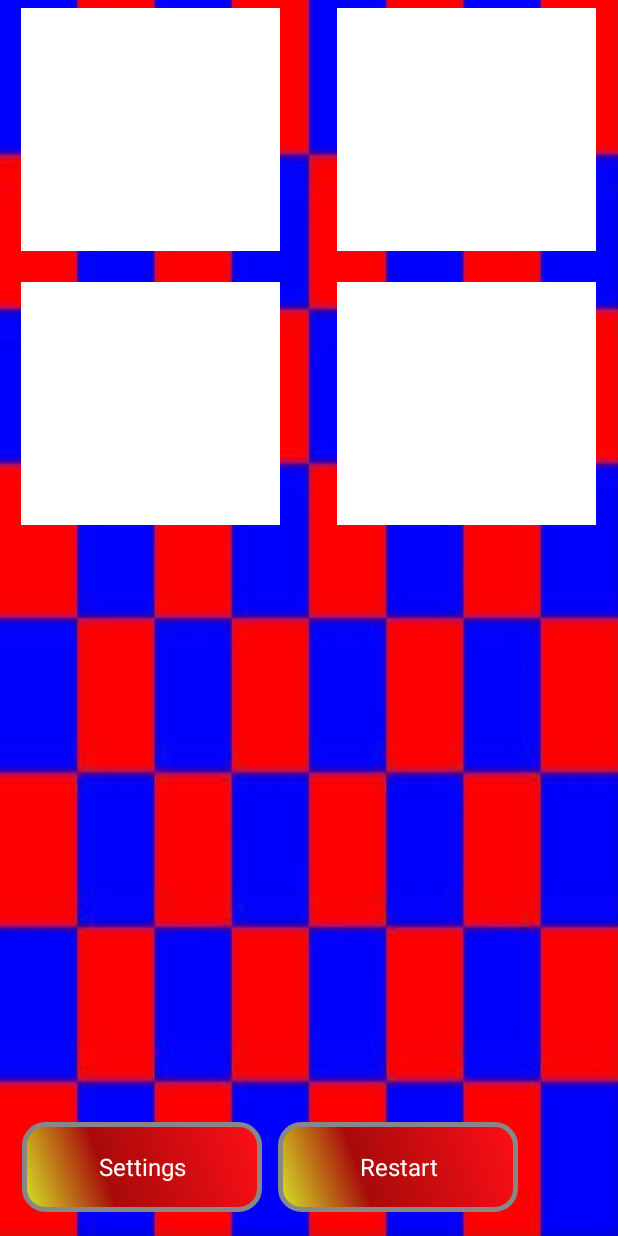
After one commit to petripanula/facelaugh, an Android app: the MemoryGameActivity screen opened directly, with no data from a screen before it, on a phone screen of 412 x 824 dp. The commit adds this screen. Run offline under Robolectric (Android 15) with nearby library versions, the phone set to English and light mode, and no system bars.

Commit message:
Draft Memory Game Added

```diff
--- /dev/null
+++ b/faceLaugh/src/main/java/com/babylaugh/ImageAdapter.java
@@ -0,0 +1,106 @@
+package com.babylaugh;
+
+
+import android.content.Context;
+import android.graphics.Color;
+import android.util.Log;
+import android.widget.BaseAdapter;
+import android.view.View;
+import android.view.ViewGroup;
+import android.widget.ImageView;
+import android.widget.GridView;
+import android.widget.Toast;
+
+
+/**
+ * Created by ppanula on 15.9.2015.
+ */
+public class ImageAdapter extends BaseAdapter {
+
+    private Context mContext;
+    private int pics;
+    private int picture_size;
+
+    public ImageAdapter(Context c, int pictures, int pic_size) {
+        mContext = c;
+        pics = pictures;
+        picture_size = pic_size;
+    }
+
+    //Number of elemens show in gridview...
+    public int getCount() {
+
+        return pics;
+        //return Pictures.MEMORY_IDS.length;
+    }
+
+    public Object getItem(int position) {
+        return null;
+    }
+
+    public long getItemId(int position) {
+        return 0;
+    }
+
+    // create a new ImageView for each item referenced by the Adapter
+    public View getView(int position, View convertView, ViewGroup parent) {
+        String newString;
+        int in;
+
+        if(BabyMain.ENABLE_LOGS) Log.d(BabyMain.TAG, "public View getView. position: " + position);
+        //Log.d(BabyMain.TAG, "public View getView. position: " + position);
+
+        ImageView imageView;
+        if (convertView == null) {
+            // if it's not recycled, initialize some attributes
+            imageView = new ImageView(mContext);
+            imageView.setLayoutParams(new GridView.LayoutParams(picture_size, picture_size));
+            imageView.setScaleType(ImageView.ScaleType.CENTER_CROP);
+            imageView.setPadding(8, 8, 8, 8);
+
+            //MUN...  baby_smile
+            newString = imageView.getResources().getResourceEntryName(Pictures.MEMORY_IDS[position]);
+            newString = newString.replace("baby_smile", "");
+            //in = Integer.valueOf(newString);
+
+            in = 0;
+
+            try {
+                in = Integer.valueOf(newString);
+            } catch(NumberFormatException nfe) {
+                System.out.println("Could not parse " + newString);
+                Toast.makeText(mContext, "ImageAdapter:getView Could not parse " + newString, Toast.LENGTH_SHORT).show();
+            }
+
+            imageView.setId(in);
+        } else {
+            imageView = (ImageView) convertView;
+        }
+
+        //Log.d(BabyMain.TAG, "getResources().getResourceEntryName: " + imageView.getResources().getResourceEntryName(Pictures.MEMORY_IDS[position]));
+
+        imageView.setImageResource(Pictures.MEMORY_IDS[position]);
+        int color = Color.parseColor("#FFFFFF");
+        imageView.setColorFilter(color);
+
+
+        return imageView;
+    }
+
+    /*
+    // references to our images
+    private Integer[] mThumbIds = {
+            R.drawable.sample_2, R.drawable.sample_3,
+            R.drawable.sample_4, R.drawable.sample_5,
+            R.drawable.sample_6, R.drawable.sample_7,
+            R.drawable.sample_0, R.drawable.sample_1,
+            R.drawable.sample_2, R.drawable.sample_3,
+            R.drawable.sample_4, R.drawable.sample_5,
+            R.drawable.sample_6, R.drawable.sample_7,
+            R.drawable.sample_0, R.drawable.sample_1,
+            R.drawable.sample_2, R.drawable.sample_3,
+            R.drawable.sample_4, R.drawable.sample_5,
+            R.drawable.sample_6, R.drawable.sample_7
+    };
+    */
+}
--- /dev/null
+++ b/faceLaugh/src/main/java/com/babylaugh/MemoryGameActivity.java
@@ -0,0 +1,320 @@
+package com.babylaugh;
+
+import com.facelaugh.R;
+
+import android.app.Activity;
+import android.app.Dialog;
+import android.content.Intent;
+import android.content.pm.ActivityInfo;
+import android.content.res.Resources;
+import android.graphics.Color;
+import android.graphics.Point;
+import android.graphics.drawable.Drawable;
+import android.media.MediaPlayer;
+import android.os.Build;
+import android.os.Bundle;
+import android.os.CountDownTimer;
+import android.util.Log;
+import android.view.Display;
+import android.view.View;
+import android.view.Window;
+import android.view.WindowManager;
+import android.widget.AdapterView;
+import android.widget.Button;
+import android.widget.GridView;
+import android.widget.ImageView;
+import android.widget.LinearLayout;
+import android.widget.NumberPicker;
+import android.widget.RelativeLayout;
+import android.widget.Toast;
+
+import java.util.Random;
+
+import static java.lang.Math.sqrt;
+
+public class MemoryGameActivity extends Activity implements NumberPicker.OnValueChangeListener {
+
+    private MediaPlayer mp_click;
+    private MediaPlayer mp_fan;
+    String[] AllowedValues;
+    public static int SamePictures,oldposition,OpenPictures,NbrOfPictures,OpenPicureID,NbrOfPictures_tmp,DefaultValue, DefaultValue_tmp;
+    ImageView imageView_old;
+    CountDownTimer MyCountDownTimer;
+    ImageView imageView;
+    Boolean TimerRunning = false;
+    int picturewidth;
+
+    @Override
+    protected void onCreate(Bundle savedInstanceState) {
+        requestWindowFeature(Window.FEATURE_NO_TITLE);
+        super.onCreate(savedInstanceState);
+
+        AllowedValues = new String[9];
+        AllowedValues[0] = "4";
+        AllowedValues[1] = "6";
+        AllowedValues[2] = "8";
+        AllowedValues[3] = "12";
+        AllowedValues[4] = "16";
+        AllowedValues[5] = "20";
+        AllowedValues[6] = "24";
+        AllowedValues[7] = "30";
+        AllowedValues[8] = "36";
+
+        Random random_pic = new Random();
+
+        for(int l=0; l<AllowedValues.length; l++) {
+            //Log.v("Pete", "Integer.valueOf(AllowedValues[l]): " + Integer.valueOf(AllowedValues[l]));
+
+            if (Integer.valueOf(AllowedValues[l]) == BabyMain.NbrOfPictures){
+                //Log.v("Pete", "BabyMain.NbrOfPictures: " + BabyMain.NbrOfPictures);
+                DefaultValue = l;
+                break;
+             }
+        }
+
+        mp_click = MediaPlayer.create(this, R.raw.click);
+        mp_fan = MediaPlayer.create(this, R.raw.fanfare);
+        OpenPicureID = 999;
+        SamePictures = 0;
+        oldposition = -1;
+        OpenPictures = 0;
+
+        getWindow().setSoftInputMode(WindowManager.LayoutParams.SOFT_INPUT_STATE_ALWAYS_HIDDEN);
+        setRequestedOrientation(ActivityInfo.SCREEN_ORIENTATION_PORTRAIT);
+        getWindow().addFlags(WindowManager.LayoutParams.FLAG_KEEP_SCREEN_ON);
+        setContentView(R.layout.activity_memory_game);
+
+        getWindow().setFlags(WindowManager.LayoutParams.FLAG_FULLSCREEN,
+                WindowManager.LayoutParams.FLAG_FULLSCREEN);
+
+
+        int nbr_of_pictures = Pictures.BACKGROUND_IDS.length;
+        int random_range = nbr_of_pictures - 1;
+        int pic_id = random_pic.nextInt(random_range - 1 + 1) + 1;
+
+        LinearLayout rLayout = (LinearLayout) findViewById (R.id.memory_activity);
+        Resources res = getResources(); //resource handle
+        Drawable drawable = res.getDrawable(Pictures.BACKGROUND_IDS[pic_id]); //new Image that was added to the res folder
+        rLayout.setBackground(drawable);
+
+        GridView gridview = (GridView) findViewById(R.id.gridview);
+
+        //NbrOfPictures = 12;
+        NbrOfPictures = BabyMain.NbrOfPictures;
+        int sizeofcubeside = (int)sqrt(NbrOfPictures);
+
+        Display display = getWindowManager().getDefaultDisplay();
+        Point size = new Point();
+        display.getSize(size);
+        int windowWidth = size.x;
+        int windowHeight = size.y;
+        //How this should be calculated (weigth 7, weight 1)
+        int HeightOfGridArea = windowHeight*6/7;
+
+        Log.v("Pete", "windowWidth: " + windowWidth);
+        Log.v("Pete", "windowHeight: " + windowHeight);
+        Log.v("Pete", "HeightOfGridArea: " + HeightOfGridArea);
+
+        gridview.setNumColumns(sizeofcubeside);
+
+        int NbrOfVerticalPictures = NbrOfPictures/sizeofcubeside;
+        int TotalPadding = 16*NbrOfVerticalPictures;
+        Log.v("Pete", "NbrOfVerticalPictures: " + NbrOfVerticalPictures);
+        Log.v("Pete", "TotalPadding: " + TotalPadding);
+
+        picturewidth = (windowWidth / sizeofcubeside);
+
+        Log.v("Pete", "picturewidth: " + picturewidth);
+
+        if((NbrOfVerticalPictures*picturewidth+TotalPadding)>HeightOfGridArea) {
+            Log.v("Pete", "Pictures does't fit to Y: " + windowHeight);
+
+            picturewidth = HeightOfGridArea/NbrOfVerticalPictures - TotalPadding;
+            Log.v("Pete", "new picturewidth: " + picturewidth);
+        }else{
+            picturewidth = picturewidth - 50;
+        }
+
+        gridview.setAdapter(new ImageAdapter(this, NbrOfPictures, picturewidth));
+
+        gridview.setOnItemClickListener(new AdapterView.OnItemClickListener() {
+            public void onItemClick(AdapterView<?> parent, View v,
+                                    int position, long id) {
+                //Toast.makeText(MemoryGameActivity.this, "" + position, Toast.LENGTH_SHORT).show();
+                //Toast.makeText(MemoryGameActivity.this, "" + v.getId(), Toast.LENGTH_SHORT).show();
+                //ImageView imageView;
+
+                if (TimerRunning)
+                    return;
+
+                imageView = (ImageView) v;
+                imageView.clearColorFilter();
+
+                if(v.getId()==OpenPicureID)
+                    return;
+
+                if(SamePictures==0){
+                    PlayClick();
+                    //First new picture checked
+                    oldposition = position;
+                    SamePictures=v.getId();
+                    imageView_old = (ImageView) v;
+
+                    OpenPictures++;
+                }else{
+                    //Cliecked different picture than first one...
+                    if(position!=oldposition) {
+
+                        //Pictures are same
+                        if (SamePictures == v.getId()) {
+                            PlayFan();
+                            OpenPictures++;
+                            imageView.setId(OpenPicureID);
+                            imageView_old.setId(OpenPicureID);
+                        } else {
+                            PlayClick();
+                            SetCountDownTimer(1500);
+
+                            OpenPictures--;
+                        }
+
+                        //Now 2 pictures checked - those are closed or left open..
+                        SamePictures = 0;
+                    }
+
+                }
+
+                if(OpenPictures==NbrOfPictures)
+                    Toast.makeText(MemoryGameActivity.this, "All pictures open!!!!", Toast.LENGTH_SHORT).show();
+
+            }
+        });
+
+    }
+
+    public void Restart(View arg0){
+        Toast.makeText(MemoryGameActivity.this, "Restart!!!!", Toast.LENGTH_SHORT).show();
+
+        Start();
+    }
+
+    public void Start(){
+
+        if (Build.VERSION.SDK_INT >= 11) {
+            recreate();
+        } else {
+            Intent intent = getIntent();
+            intent.addFlags(Intent.FLAG_ACTIVITY_NO_ANIMATION);
+            finish();
+            overridePendingTransition(0, 0);
+
+            startActivity(intent);
+            overridePendingTransition(0, 0);
+        }
+    }
+
+    @Override
+    public void onValueChange(NumberPicker picker, int oldVal, int newVal) {
+
+        NbrOfPictures_tmp = Integer.valueOf(AllowedValues[newVal-1]);
+        Log.v("Pete", "onValueChange - newVal: " + newVal);
+        Log.v("Pete", "onValueChange - NbrOfPictures_tmp: " + NbrOfPictures_tmp);
+        DefaultValue_tmp = newVal;
+        PlayClick();
+        //NbrOfPictures_tmp = newVal;
+    }
+
+    public void show(View arg0)
+    {
+        PlayClick();
+        final Dialog d;
+        d = new Dialog(MemoryGameActivity.this);
+        d.setTitle("Set Number of Pictures");
+        d.setContentView(R.layout.dialog);
+        Button b1 = (Button) d.findViewById(R.id.button1);
+        Button b2 = (Button) d.findViewById(R.id.button2);
+        final NumberPicker np = (NumberPicker) d.findViewById(R.id.MynumberPicker);
+        np.setMaxValue(AllowedValues.length); // max value 100
+        np.setMinValue(1);   // min value 0
+        np.setDisplayedValues(AllowedValues);
+
+        //Should be set from Array...
+        np.setValue(DefaultValue+1);
+        np.setWrapSelectorWheel(false);
+        np.setOnValueChangedListener(this);
+        b1.setOnClickListener(new View.OnClickListener()
+        {
+            @Override
+            public void onClick(View v) {
+                PlayClick();
+                BabyMain.NbrOfPictures = NbrOfPictures_tmp;
+                DefaultValue = DefaultValue_tmp - 1;
+                d.dismiss();
+                Start();
+            }
+        });
+        b2.setOnClickListener(new View.OnClickListener()
+        {
+            @Override
+            public void onClick(View v) {
+                PlayClick();
+                d.dismiss(); // dismiss the dialog
+            }
+        });
+        d.show();
+
+    }
+
+    public void PlayClick() {
+
+        if (mp_fan.isPlaying()){
+            mp_fan.seekTo(0);
+            mp_fan.pause();
+        }
+
+        if (mp_click.isPlaying()){
+            mp_click.seekTo(0);
+        }
+
+        mp_click.start();
+    }
+
+    public void PlayFan() {
+
+        if (mp_click.isPlaying()){
+            mp_click.seekTo(0);
+            mp_click.pause();
+        }
+
+        if (mp_fan.isPlaying()){
+            mp_fan.seekTo(0);
+        }
+        mp_fan.start();
+    }
+
+    public void SetCountDownTimer(long startfromthis_ms) {
+
+        TimerRunning = true;
+
+        MyCountDownTimer = new CountDownTimer(startfromthis_ms, 1000) {
+
+            public void onTick(long millisUntilFinished) {
+
+                //myRemainingTime = millisUntilFinished;
+                //FreeSleeperRunningtime++;
+            }
+
+            public void onFinish() {
+
+                int color = Color.parseColor("#FFFFFF");
+                imageView.setColorFilter(color);
+
+                if (imageView_old != null)
+                    imageView_old.setColorFilter(color);
+
+                TimerRunning = false;
+            }
+        }.start();
+    }
+
+}
--- a/faceLaugh/src/main/res/layout/activity_baby_main.xml
+++ b/faceLaugh/src/main/res/layout/activity_baby_main.xml
@@ -21,7 +21,7 @@
         android:layout_height="wrap_content"
         android:layout_centerVertical="true"
        	android:layout_centerHorizontal="true"
-        android:src="@drawable/baby_smile" />
+        android:src="@drawable/baby_smile1" />
 
     <ImageButton
         android:id="@+id/BuyButton"
--- /dev/null
+++ b/faceLaugh/src/main/res/layout/activity_memory_game.xml
@@ -0,0 +1,67 @@
+<?xml version="1.0" encoding="utf-8"?>
+<LinearLayout xmlns:android="http://schemas.android.com/apk/res/android"
+    xmlns:ads="http://schemas.android.com/apk/lib/com.google.ads"
+    android:layout_width="fill_parent"
+    android:layout_height="fill_parent"
+    android:id="@+id/memory_activity"
+    android:background="#FF3D0D"
+    android:orientation="vertical" >
+
+    <GridView xmlns:android="http://schemas.android.com/apk/res/android"
+        android:id="@+id/gridview"
+        android:layout_width="fill_parent"
+        android:layout_height="0dp"
+        android:layout_weight="6"
+        android:clipChildren="true"
+        android:columnWidth="90dp"
+        android:numColumns="2"
+        android:verticalSpacing="10dp"
+        android:horizontalSpacing="10dp"
+        android:scrollbars="none"
+        android:stretchMode="columnWidth"
+        android:gravity="center"
+     />
+
+    <LinearLayout
+        android:layout_width="fill_parent"
+        android:layout_height="0dp"
+        android:layout_weight="1"
+        android:paddingBottom="5dp"
+        android:paddingLeft="9dp"
+        android:paddingRight="9dp"
+        android:paddingTop="5dp" >
+
+        <Button
+            android:id="@+id/settings"
+            android:layout_width="wrap_content"
+            android:layout_height="wrap_content"
+            android:layout_gravity="bottom|center"
+            android:background="@drawable/button_first_page"
+            android:textSize="16sp"
+            android:textColor="#FFFFFFFF"
+            android:layout_marginBottom="5dip"
+            android:onClick="show"
+            android:layout_marginLeft="5dip"
+            android:layout_marginRight="5dip"
+            android:text="@string/settings"
+        />
+
+        <Button
+            android:id="@+id/restart"
+            android:layout_toLeftOf="@+id/settings"
+            android:layout_width="wrap_content"
+            android:layout_height="wrap_content"
+            android:layout_gravity="bottom|center"
+            android:background="@drawable/button_first_page"
+            android:textSize="16sp"
+            android:textColor="#FFFFFFFF"
+            android:layout_marginBottom="5dip"
+            android:layout_marginLeft="5dip"
+            android:layout_marginRight="5dip"
+            android:onClick="Restart"
+            android:text="@string/restart"
+        />
+
+    </LinearLayout>
+
+</LinearLayout>
--- a/faceLaugh/src/main/res/values/strings.xml
+++ b/faceLaugh/src/main/res/values/strings.xml
@@ -13,7 +13,10 @@
     <string name="mystop">Stop</string>
     <string name="signout">Sign out</string>
     <string name="settings">Settings</string>
+    <string name="restart">Restart</string>
     <string name="TimeToRun">  Minutes To Run  </string>
     <string name="dummy_content">DUMMY\nCONTENT</string>
 
+    <string name="title_activity_memory_game">MemoryGameActivity</string>
+
 </resources>
```
Also changed, not shown: faceLaugh/src/main/AndroidManifest.xml (+25 -13 lines), faceLaugh/src/main/java/com/babylaugh/BabyMain.java (+32 -6 lines), faceLaugh/src/main/java/com/babylaugh/Pictures.java (+43 -3 lines), faceLaugh/src/main/res/drawable-hdpi/baby_smile.png (deleted), faceLaugh/src/main/res/drawable-hdpi/baby_smile1.png (added), faceLaugh/src/main/res/drawable-hdpi/baby_smile12.png (renamed from faceLaugh/src/main/res/drawable-hdpi/baby_smile_amused.png), faceLaugh/src/main/res/drawable-hdpi/baby_smile13.png (added), faceLaugh/src/main/res/drawable-hdpi/baby_smile14.png (added), faceLaugh/src/main/res/drawable-hdpi/baby_smile15.png (added), faceLaugh/src/main/res/drawable-hdpi/baby_smile16.png (added), faceLaugh/src/main/res/drawable-hdpi/baby_smile17.png (added), faceLaugh/src/main/res/drawable-hdpi/baby_smile18.png (added), 3 other files.
